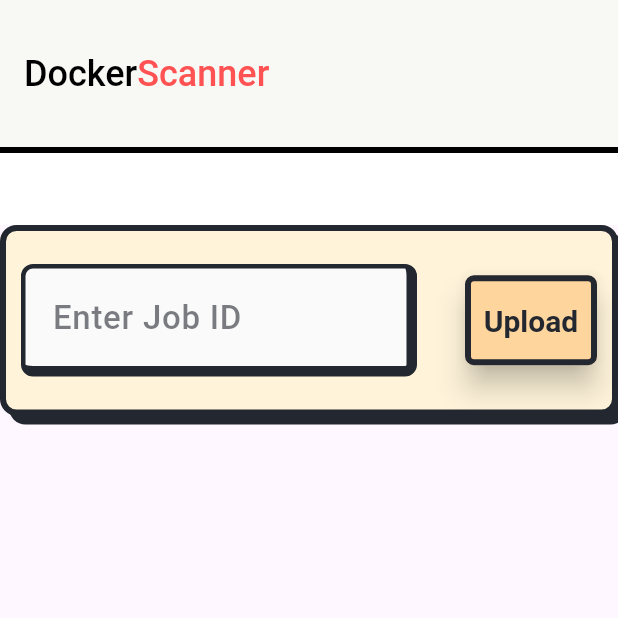
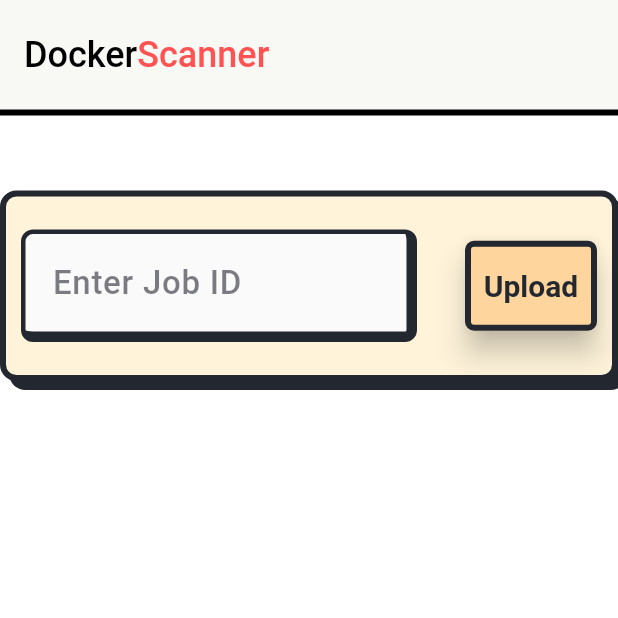
Before and after one commit to zeinab-sheikhi/docker-checker, a Flutter app: the screen it shows after launch, on a phone screen of 412 x 824 dp, the top half of it. Run offline on Flutter 3.47's test engine with Material 3 defaults, Android fonts, the light colour scheme and no system bars; our stand-ins replace auto_size_text, file_picker, fl_chart.

```diff
--- a/frontend/docker_scanner/lib/main.dart
+++ b/frontend/docker_scanner/lib/main.dart
@@ -48,14 +48,14 @@ class DockerScannerApp extends StatelessWidget {
             ],
           ),
           elevation: 0,
-          toolbarHeight: 100,
+          toolbarHeight: 75,
           bottom: PreferredSize(
             preferredSize: const Size.fromHeight(2.0),
             child: Container(color: black, height: 4.0),
           ),
         ),
         body: const Padding(
-          padding: EdgeInsets.symmetric(vertical: 48),
+          padding: EdgeInsets.symmetric(vertical: 50),
           child: Align(
             alignment: Alignment.topCenter,
             child: DockerScannerPage(),
@@ -77,6 +77,7 @@ class _DockerScannerPageState extends State<DockerScannerPage> {
   @override
   Widget build(BuildContext context) {
     return Scaffold(
+      backgroundColor: white,
       body: Center(
         child: SizedBox(
           width: 1000,
```
Also changed, not shown: 2 other files.
